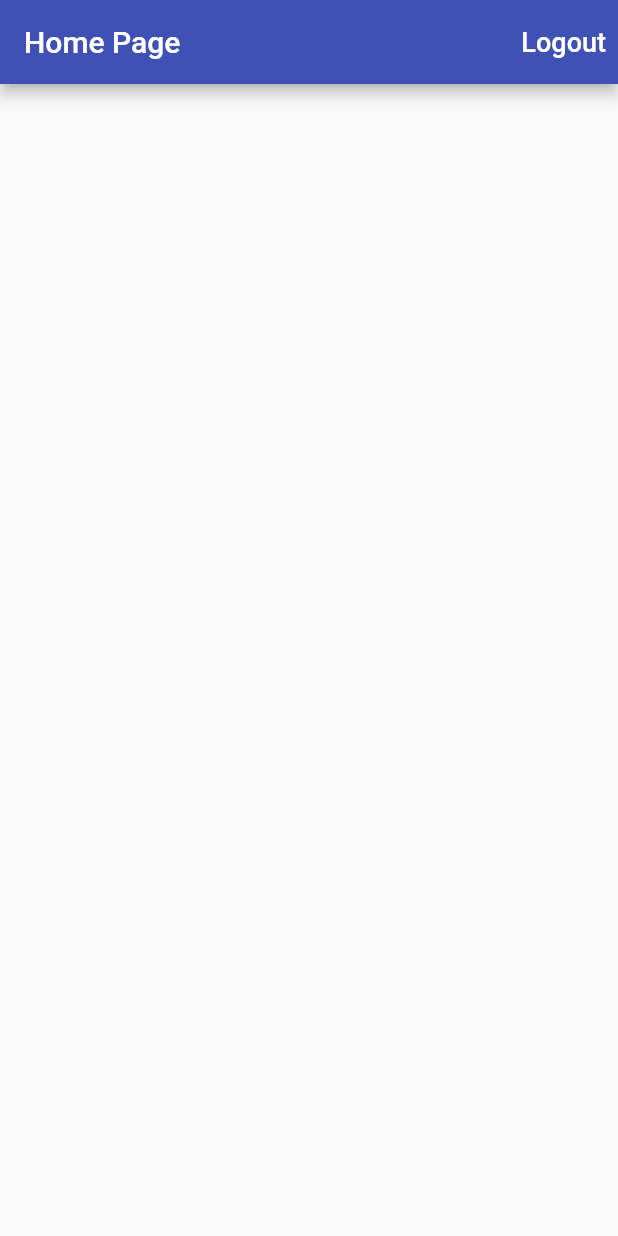
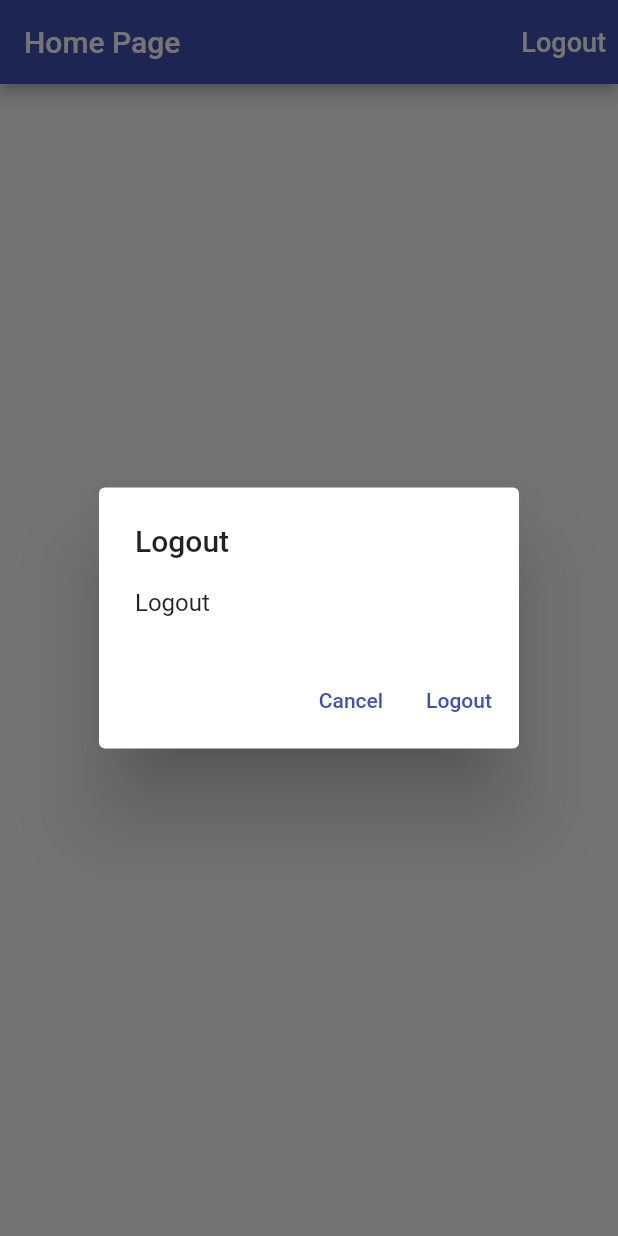
Before and after one commit to kalu254/time-tracker, a Flutter app: the screen it shows once a user with an empty profile is signed in, after a tap on "Logout", on a phone screen of 412 x 824 dp. Run offline on Flutter 3.47's test engine with Material 2 defaults, Android fonts, the phone set to English and light mode, and no system bars; our stand-ins replace firebase_auth, firebase_core, google_sign_in; missing offline and left inert: flutter_login_facebook; accounts and stored records are empty.

Commit message:
Added alert dialog to show error and confirm log out

```diff
--- a/lib/app/home_page.dart
+++ b/lib/app/home_page.dart
@@ -1,9 +1,12 @@
+import 'dart:ffi';
+
 import 'package:firebase_auth/firebase_auth.dart';
 import 'package:flutter/material.dart';
+import 'package:time_tracker/common_widgets/show_alert_dialog.dart';
 import 'package:time_tracker/services/auth.dart';
 
 class HomePage extends StatelessWidget {
-  const HomePage({Key key,@required this.auth}) : super(key: key);
+  const HomePage({Key key, @required this.auth}) : super(key: key);
 
   final Auth auth;
 
@@ -15,6 +18,19 @@ class HomePage extends StatelessWidget {
     }
   }
 
+  Future<void> _confirmSignOut(BuildContext context) async {
+    final didRequestSignOut = await showAlertDialog(
+      context: context,
+      title: 'Logout', content: 'Are you sure you want to logout',
+      cancelActionText: 'Cancel',
+      defaultActionText: 'Logout',
+    );
+
+    if(didRequestSignOut == true){
+      _signOut();
+    }
+  }
+
   @override
   Widget build(BuildContext context) {
     return Scaffold(
@@ -22,7 +38,7 @@ class HomePage extends StatelessWidget {
         title: Text('Home Page'),
         actions: [
           TextButton(
-              onPressed:_signOut,
+              onPressed: () => _confirmSignOut(context),
               child: Text(
                 'Logout',
                 style: TextStyle(
--- /dev/null
+++ b/lib/common_widgets/show_alert_dialog.dart
@@ -0,0 +1,49 @@
+import 'dart:io';
+
+import 'package:flutter/cupertino.dart';
+import 'package:flutter/material.dart';
+import 'package:flutter/services.dart';
+
+Future<bool> showAlertDialog({
+  BuildContext context,
+  @required String title,
+  @required String content,
+  String cancelActionText,
+  @required String defaultActionText,
+}) {
+  if (!Platform.isIOS) {
+    return showDialog(
+        context: context,
+        builder: (context) => AlertDialog(
+              title: Text(title),
+              content: Text(title),
+              actions: [
+                if(cancelActionText != null)
+                  TextButton(
+                    child: Text(cancelActionText),
+                    onPressed: () => Navigator.of(context).pop(false),
+                  ),
+                TextButton(
+                  onPressed: () => Navigator.of(context).pop(true),
+                  child: Text(defaultActionText),
+                )
+              ],
+            ));
+  }
+  return showCupertinoDialog(
+      context: context,
+      builder: (context) => CupertinoAlertDialog(
+            title: Text(title),
+            content: Text(title),
+            actions: [
+              if(cancelActionText != null)
+                TextButton(
+                  child: Text(cancelActionText),
+                  onPressed: () => Navigator.of(context).pop(false),
+                ),
+              TextButton(
+                  onPressed: () => Navigator.of(context).pop(true),
+                  child: Text(defaultActionText))
+            ],
+          ));
+}
```
Also changed, not shown: lib/sign_in/email_sign_in_form.dart (+24 -8 lines).
